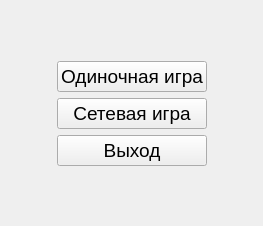
Qt form src/mainmenuwdt.ui (MikhailKundin/Tetris) before a commit.
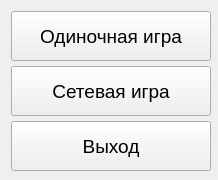
The same form after that commit.

```diff
--- a/src/mainmenuwdt.ui
+++ b/src/mainmenuwdt.ui
@@ -6,24 +6,28 @@
    <rect>
     <x>0</x>
     <y>0</y>
-    <width>263</width>
-    <height>226</height>
+    <width>218</width>
+    <height>180</height>
    </rect>
   </property>
+  <property name="minimumSize">
+   <size>
+    <width>218</width>
+    <height>180</height>
+   </size>
+  </property>
   <property name="windowTitle">
    <string>Form</string>
   </property>
-  <layout class="QGridLayout" name="gridLayout">
-   <item row="0" column="0">
-    <layout class="QGridLayout" name="gBox" rowstretch="0,1,1,1,0" columnstretch="1,0,1">
-     <property name="sizeConstraint">
-      <enum>QLayout::SetDefaultConstraint</enum>
-     </property>
-     <property name="leftMargin">
-      <number>1</number>
-     </property>
-     <item row="1" column="1">
+  <layout class="QVBoxLayout" name="verticalLayout">
+   <item>
       <widget class="QPushButton" name="singleBtn">
+     <property name="minimumSize">
+      <size>
+       <width>200</width>
+       <height>50</height>
+      </size>
+     </property>
        <property name="font">
         <font>
          <pointsize>14</pointsize>
@@ -34,8 +38,14 @@
        </property>
       </widget>
      </item>
-     <item row="2" column="1">
+   <item>
       <widget class="QPushButton" name="onlineBtn">
+     <property name="minimumSize">
+      <size>
+       <width>200</width>
+       <height>50</height>
+      </size>
+     </property>
        <property name="font">
         <font>
          <pointsize>14</pointsize>
@@ -46,8 +56,14 @@
        </property>
       </widget>
      </item>
-     <item row="3" column="1">
+   <item>
       <widget class="QPushButton" name="exitBtn">
+     <property name="minimumSize">
+      <size>
+       <width>200</width>
+       <height>50</height>
+      </size>
+     </property>
        <property name="font">
         <font>
          <pointsize>14</pointsize>
@@ -57,60 +73,6 @@
         <string>Выход</string>
        </property>
       </widget>
-     </item>
-     <item row="0" column="1">
-      <spacer name="verticalSpacer">
-       <property name="orientation">
-        <enum>Qt::Vertical</enum>
-       </property>
-       <property name="sizeHint" stdset="0">
-        <size>
-         <width>20</width>
-         <height>40</height>
-        </size>
-       </property>
-      </spacer>
-     </item>
-     <item row="4" column="1">
-      <spacer name="verticalSpacer_2">
-       <property name="orientation">
-        <enum>Qt::Vertical</enum>
-       </property>
-       <property name="sizeHint" stdset="0">
-        <size>
-         <width>20</width>
-         <height>40</height>
-        </size>
-       </property>
-      </spacer>
-     </item>
-     <item row="2" column="0">
-      <spacer name="horizontalSpacer">
-       <property name="orientation">
-        <enum>Qt::Horizontal</enum>
-       </property>
-       <property name="sizeHint" stdset="0">
-        <size>
-         <width>40</width>
-         <height>20</height>
-        </size>
-       </property>
-      </spacer>
-     </item>
-     <item row="2" column="2">
-      <spacer name="horizontalSpacer_2">
-       <property name="orientation">
-        <enum>Qt::Horizontal</enum>
-       </property>
-       <property name="sizeHint" stdset="0">
-        <size>
-         <width>40</width>
-         <height>20</height>
-        </size>
-       </property>
-      </spacer>
-     </item>
-    </layout>
    </item>
   </layout>
  </widget>
```
Lines whose indentation alone changed are shown as unchanged.
